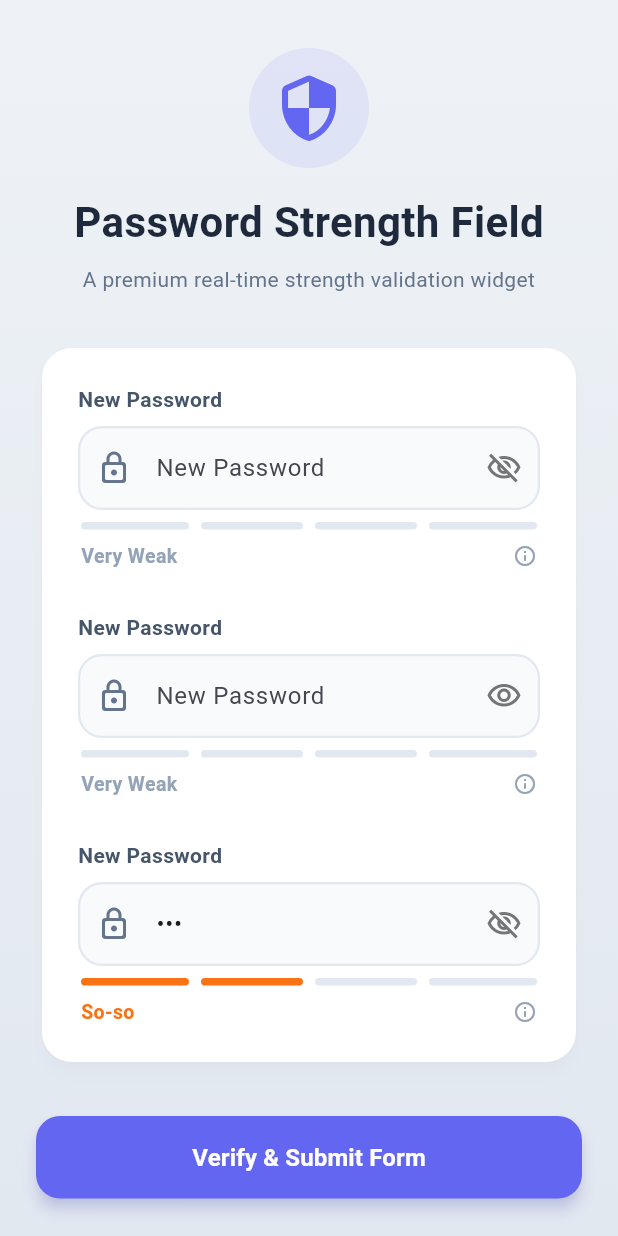
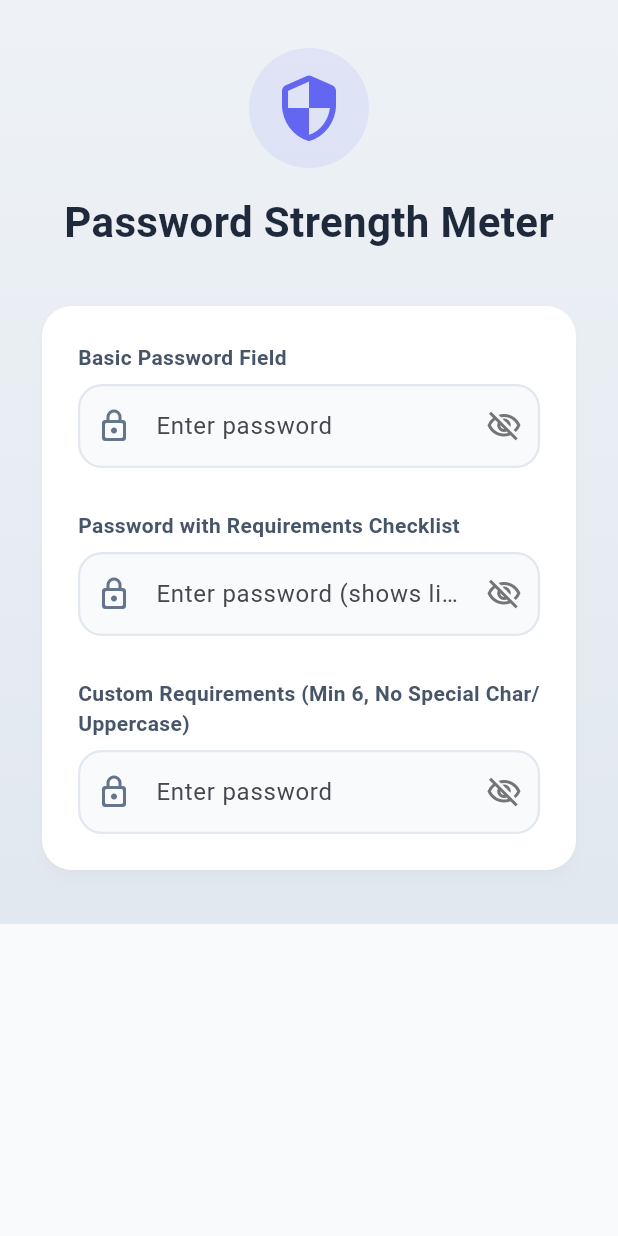
Before and after one commit to Harshc216/flutter_password_strength_meter_library, a Flutter app: the screen it shows after launch, on a phone screen of 412 x 824 dp. Run offline on Flutter 3.47's test engine with Material 3 defaults, Android fonts, the phone set to English and light mode, and no system bars.

Commit message:
Code Re-Updated

```diff
--- a/example/lib/main.dart
+++ b/example/lib/main.dart
@@ -34,11 +34,9 @@ class DemoScreen extends StatefulWidget {
 }
 
 class _DemoScreenState extends State<DemoScreen> {
-  final _formKey = GlobalKey<FormState>();
-
   final _passwordController1 = TextEditingController();
   final _passwordController2 = TextEditingController();
-  final _passwordController3 = TextEditingController(text: 'fd4');
+  final _passwordController3 = TextEditingController();
 
   @override
   void dispose() {
@@ -46,44 +44,6 @@ class _DemoScreenState extends State<DemoScreen> {
     _passwordController2.dispose();
     _passwordController3.dispose();
     super.dispose();
-  }
-
-  void _submitForm() {
-    if (_formKey.currentState!.validate()) {
-      ScaffoldMessenger.of(context).showSnackBar(
-        SnackBar(
-          content: const Row(
-            children: [
-              Icon(Icons.check_circle, color: Colors.white),
-              SizedBox(width: 8.0),
-              Text('All passwords met requirement criteria!'),
-            ],
-          ),
-          backgroundColor: Colors.green,
-          behavior: SnackBarBehavior.floating,
-          shape: RoundedRectangleBorder(
-            borderRadius: BorderRadius.circular(10.0),
-          ),
-        ),
-      );
-    } else {
-      ScaffoldMessenger.of(context).showSnackBar(
-        SnackBar(
-          content: const Row(
-            children: [
-              Icon(Icons.error, color: Colors.white),
-              SizedBox(width: 8.0),
-              Text('Please resolve weak passwords before submission.'),
-            ],
-          ),
-          backgroundColor: Colors.redAccent,
-          behavior: SnackBarBehavior.floating,
-          shape: RoundedRectangleBorder(
-            borderRadius: BorderRadius.circular(10.0),
-          ),
-        ),
-      );
-    }
   }
 
   @override
@@ -103,8 +63,6 @@ class _DemoScreenState extends State<DemoScreen> {
         child: SafeArea(
           child: SingleChildScrollView(
             padding: const EdgeInsets.symmetric(horizontal: 24.0, vertical: 32.0),
-            child: Form(
-              key: _formKey,
             child: Column(
               crossAxisAlignment: CrossAxisAlignment.stretch,
               children: [
@@ -125,20 +83,11 @@ class _DemoScreenState extends State<DemoScreen> {
                       ),
                       const SizedBox(height: 16.0),
                       const Text(
-                          'Password Strength Field',
+                        'Password Strength Meter',
                         style: TextStyle(
                           fontSize: 28.0,
                           fontWeight: FontWeight.bold,
                           color: Color(0xFF1E293B),
-                          ),
-                        ),
-                        const SizedBox(height: 8.0),
-                        const Text(
-                          'A premium real-time strength validation widget',
-                          textAlign: TextAlign.center,
-                          style: TextStyle(
-                            fontSize: 14.0,
-                            color: Color(0xFF64748B),
                         ),
                       ),
                     ],
@@ -159,50 +108,33 @@ class _DemoScreenState extends State<DemoScreen> {
                       children: [
                         PasswordStrengthField(
                           controller: _passwordController1,
-                            labelText: 'New Password',
-                            hintText: 'New Password',
+                          labelText: 'Basic Password Field',
+                          hintText: 'Enter password',
                           borderRadius: 16.0,
                           fillColor: const Color(0xFFF8FAFC),
                         ),
                         const SizedBox(height: 28.0),
                         PasswordStrengthField(
                           controller: _passwordController2,
-                            labelText: 'New Password',
-                            hintText: 'New Password',
+                          labelText: 'Password with Requirements Checklist',
+                          hintText: 'Enter password (shows list below)',
                           borderRadius: 16.0,
-                            obscureText: false, // Show toggle visible state
+                          showChecklist: true,
                           fillColor: const Color(0xFFF8FAFC),
                         ),
                         const SizedBox(height: 28.0),
                         PasswordStrengthField(
                           controller: _passwordController3,
-                            labelText: 'New Password',
-                            hintText: 'New Password',
+                          labelText: 'Custom Requirements (Min 6, No Special Char/Uppercase)',
+                          hintText: 'Enter password',
                           borderRadius: 16.0,
+                          minPasswordLength: 6,
+                          requireUppercase: false,
+                          requireSpecialChar: false,
+                          showChecklist: true,
                           fillColor: const Color(0xFFF8FAFC),
                         ),
                       ],
-                      ),
-                    ),
-                  ),
-                  const SizedBox(height: 32.0),
-                  ElevatedButton(
-                    onPressed: _submitForm,
-                    style: ElevatedButton.styleFrom(
-                      backgroundColor: const Color(0xFF6366F1),
-                      foregroundColor: Colors.white,
-                      padding: const EdgeInsets.symmetric(vertical: 16.0),
-                      elevation: 4.0,
-                      shadowColor: const Color(0x666366F1),
-                      shape: RoundedRectangleBorder(
-                        borderRadius: BorderRadius.circular(16.0),
-                      ),
-                    ),
-                    child: const Text(
-                      'Verify & Submit Form',
-                      style: TextStyle(
-                        fontSize: 16.0,
-                        fontWeight: FontWeight.bold,
                     ),
                   ),
                 ),
@@ -211,7 +143,6 @@ class _DemoScreenState extends State<DemoScreen> {
           ),
         ),
       ),
-      ),
     );
   }
 }
--- a/lib/src/password_strength_field.dart
+++ b/lib/src/password_strength_field.dart
@@ -99,6 +99,11 @@ class PasswordStrengthField extends StatefulWidget {
   /// Require at least one special character in password.
   final bool requireSpecialChar;
 
+  /// Whether to enable default validation against the password strength requirements.
+  /// If true, the field will automatically validate that the password meets all
+  /// specified requirements. If false, validation will only run if a custom [validator] is provided.
+  final bool enableDefaultValidation;
+
   const PasswordStrengthField({
     super.key,
     this.controller,
@@ -133,6 +138,7 @@ class PasswordStrengthField extends StatefulWidget {
     this.requireLowercase = true,
     this.requireNumber = true,
     this.requireSpecialChar = true,
+    this.enableDefaultValidation = false,
   });
 
   @override
@@ -298,6 +304,9 @@ class _PasswordStrengthFieldState extends State<PasswordStrengthField> {
     if (widget.validator != null) {
       return widget.validator!(value);
     }
+    if (!widget.enableDefaultValidation) {
+      return null;
+    }
     if (value == null || value.isEmpty) {
       return 'Password is required';
     }
@@ -324,7 +333,7 @@ class _PasswordStrengthFieldState extends State<PasswordStrengthField> {
   }
 
   Widget _buildStrengthIndicator() {
-    if (!widget.showStrengthMeter) {
+    if (!widget.showStrengthMeter || _controller.text.isEmpty) {
       return const SizedBox.shrink();
     }
 
```
Lines whose indentation alone changed are shown as unchanged.
